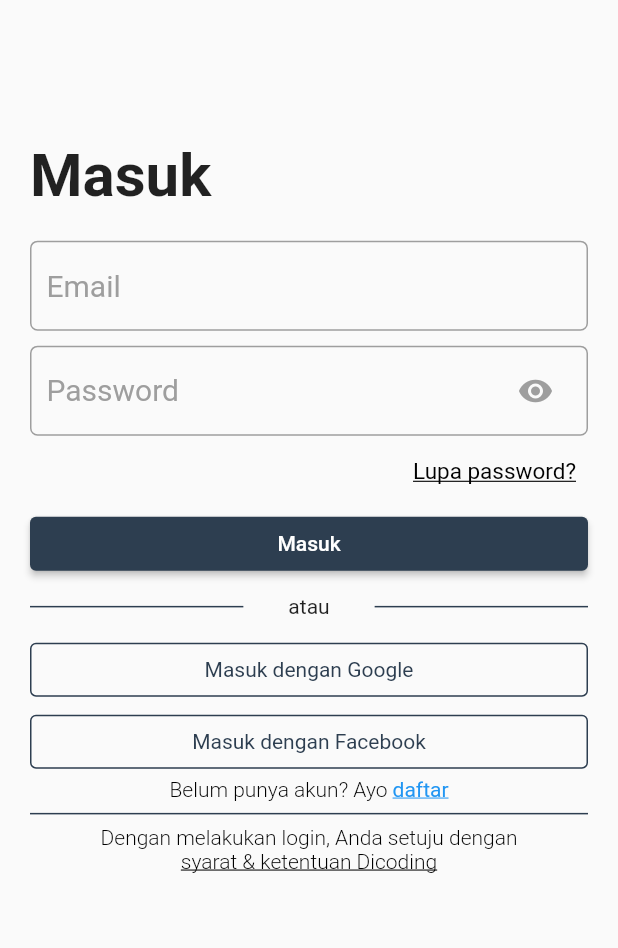
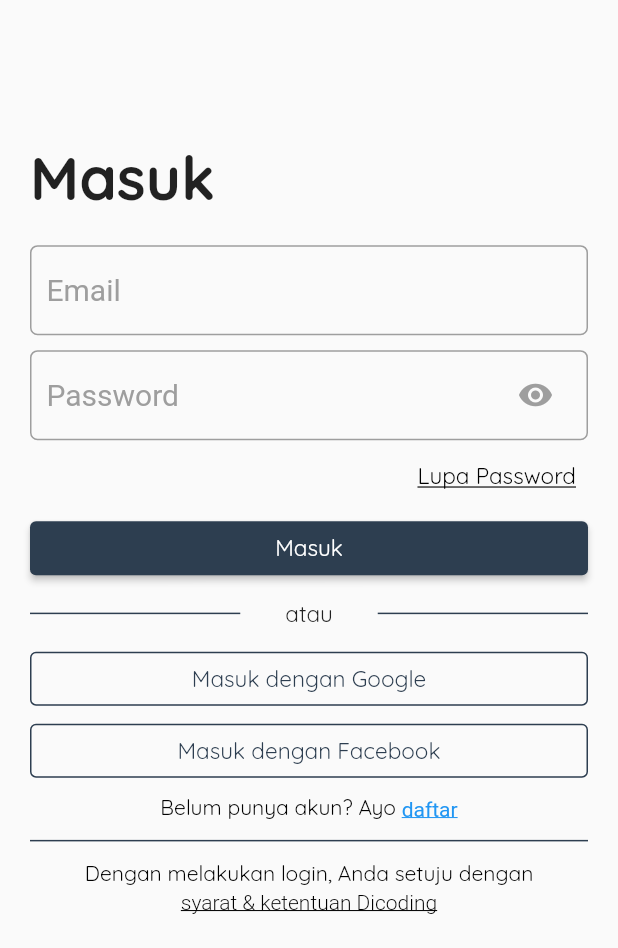
Before and after one commit to FieryInferno/login_dicoding, a Flutter app: the screen it shows after launch, on a phone screen of 412 x 824 dp, the part 288-1236 px from its top. Run offline on Flutter 3.47's test engine with Material 2 defaults, Android fonts, the phone set to English and light mode, and no system bars.

Commit message:
Add font family

```diff
--- a/lib/components/outlined_button_widget.dart
+++ b/lib/components/outlined_button_widget.dart
@@ -1,4 +1,6 @@
 import 'package:flutter/material.dart';
+
+import 'text_widget.dart';
 
 class OutlinedButtonWidget extends StatelessWidget {
   final String text;
@@ -19,10 +21,7 @@ class OutlinedButtonWidget extends StatelessWidget {
                   BorderSide(color: Color(0xFF2d3e50))),
             ),
             onPressed: () {},
-            child: Text(
-              text,
-              style: const TextStyle(fontWeight: FontWeight.w400),
-            ),
+            child: TextWidget(text, weight: FontWeight.w400),
           ),
         ),
       ],
--- /dev/null
+++ b/lib/components/text_widget.dart
@@ -0,0 +1,26 @@
+import 'package:flutter/material.dart';
+
+class TextWidget extends StatelessWidget {
+  final String text;
+  final FontWeight weight;
+  final double size;
+
+  const TextWidget(
+    this.text, {
+    super.key,
+    this.weight = FontWeight.normal,
+    this.size = 15,
+  });
+
+  @override
+  Widget build(BuildContext context) {
+    return Text(
+      text,
+      style: TextStyle(
+        fontWeight: weight,
+        fontSize: size,
+        fontFamily: 'Quicksand',
+      ),
+    );
+  }
+}
--- a/lib/main.dart
+++ b/lib/main.dart
@@ -1,6 +1,7 @@
 import 'package:flutter/material.dart';
 import '../components/input_widget.dart';
 import '../components/outlined_button_widget.dart';
+import '../components/text_widget.dart';
 import '../theme_app.dart';
 
 void main() => runApp(const MainApp());
@@ -23,7 +24,7 @@ class _MainApp extends State<MainApp> {
         appBar: AppBar(
           backgroundColor: Colors.white,
           leading: Image.asset(
-            'assets/logo-dicoding.png',
+            'assets/images/logo-dicoding.png',
             width: 25,
             height: 25,
             scale: 1.2,
@@ -48,7 +49,7 @@ class _MainApp extends State<MainApp> {
               Flexible(
                 flex: 2,
                 child: Center(
-                  child: Image.asset('assets/long-logo-dicoding.png'),
+                  child: Image.asset('assets/images/long-logo-dicoding.png'),
                 ),
               ),
               Flexible(
@@ -58,12 +59,10 @@ class _MainApp extends State<MainApp> {
                   children: [
                     Container(
                       margin: const EdgeInsets.symmetric(vertical: 10),
-                      child: const Text(
+                      child: const TextWidget(
                         'Masuk',
-                        style: TextStyle(
-                          fontWeight: FontWeight.bold,
-                          fontSize: 40,
-                        ),
+                        weight: FontWeight.bold,
+                        size: 40,
                       ),
                     ),
                     const InputWidget(
@@ -100,7 +99,7 @@ class _MainApp extends State<MainApp> {
                             ),
                           ),
                           onPressed: () {},
-                          child: const Text('Lupa password?'),
+                          child: const TextWidget('Lupa Password'),
                         ),
                       ],
                     ),
@@ -114,7 +113,7 @@ class _MainApp extends State<MainApp> {
                               ),
                             ),
                             onPressed: () {},
-                            child: const Text('Masuk'),
+                            child: const TextWidget('Masuk'),
                           ),
                         ),
                       ],
@@ -131,7 +130,7 @@ class _MainApp extends State<MainApp> {
                           ),
                           const Padding(
                             padding: EdgeInsets.symmetric(horizontal: 30),
-                            child: Text('atau'),
+                            child: TextWidget('atau'),
                           ),
                           Expanded(
                             child: Divider(
@@ -145,12 +144,15 @@ class _MainApp extends State<MainApp> {
                     const OutlinedButtonWidget('Masuk dengan Google'),
                     const OutlinedButtonWidget('Masuk dengan Facebook'),
                     Center(
+                      child: Padding(
+                        padding: const EdgeInsets.symmetric(vertical: 5),
                         child: RichText(
                           text: TextSpan(
                             text: 'Belum punya akun? Ayo ',
                             style: const TextStyle(
                               color: Colors.black,
                               fontWeight: FontWeight.w300,
+                              fontFamily: 'Quicksand',
                             ),
                             children: [
                               WidgetSpan(
@@ -169,11 +171,14 @@ class _MainApp extends State<MainApp> {
                           ),
                         ),
                       ),
+                    ),
                     Divider(
                       color: ThemeApp().primaryColor,
                       thickness: 1,
                     ),
                     Center(
+                      child: Padding(
+                        padding: EdgeInsets.symmetric(vertical: 5),
                         child: RichText(
                           textAlign: TextAlign.center,
                           text: TextSpan(
@@ -181,6 +186,7 @@ class _MainApp extends State<MainApp> {
                             style: const TextStyle(
                               color: Colors.black,
                               fontWeight: FontWeight.w300,
+                              fontFamily: 'Quicksand',
                             ),
                             children: [
                               WidgetSpan(
@@ -200,6 +206,7 @@ class _MainApp extends State<MainApp> {
                           ),
                         ),
                       ),
+                    ),
                   ],
                 ),
               ),
```
Also changed, not shown: pubspec.yaml (+8 -2 lines), assets/fonts/Quicksand-Bold.ttf (added), assets/fonts/Quicksand-Regular.ttf (added), assets/images/logo-dicoding.png (renamed from assets/logo-dicoding.png), assets/images/long-logo-dicoding.png (renamed from assets/long-logo-dicoding.png). Lines whose indentation alone changed are shown as unchanged.
